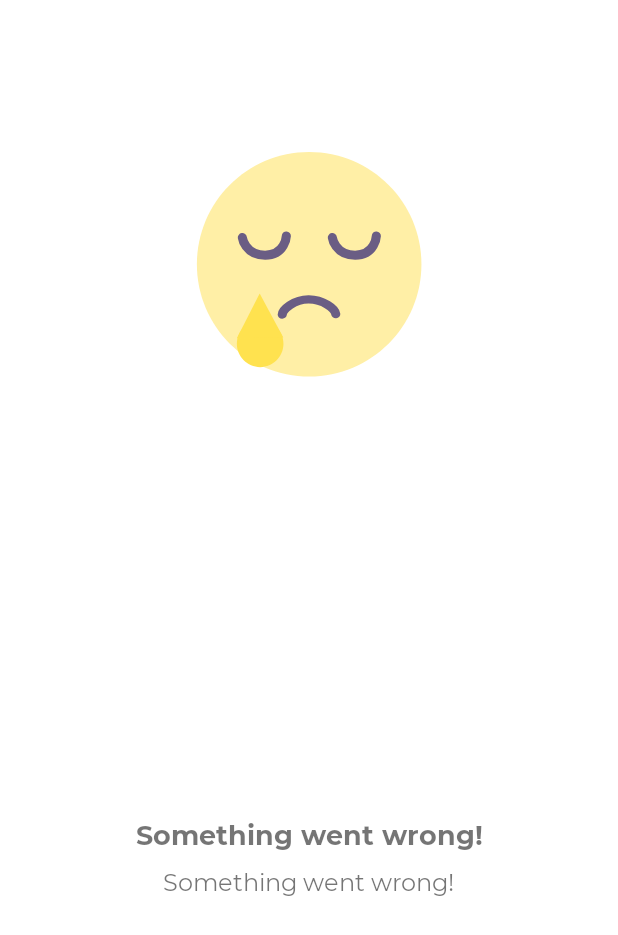
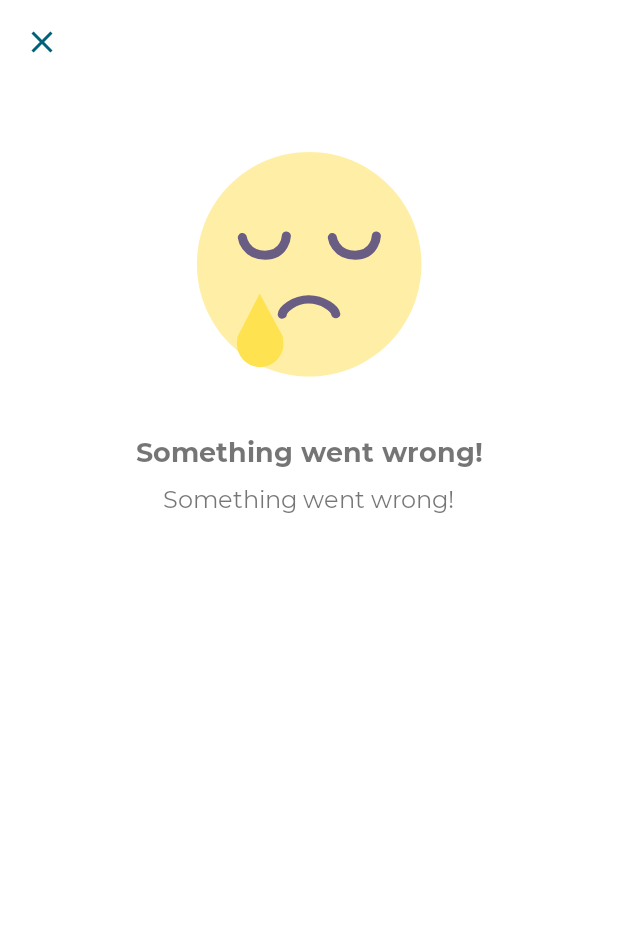
Before and after one commit to pedrodimoura/mini-money-box, an Android app: the layout fragment_error.xml on its own in the app's theme, with its tools: preview values and no code run, on a phone screen of 412 x 824 dp. Shown: the top 935 px of the screen. Run offline under Robolectric (Android 15) with nearby library versions, the phone set to English and light mode, and no system bars; network calls fail.

Commit message:
Changing error fragment to Error BottomSheetDialogFragment

```diff
--- /dev/null
+++ b/app/src/main/res/drawable/ic_close_aqua.xml
@@ -0,0 +1,10 @@
+<vector xmlns:android="http://schemas.android.com/apk/res/android"
+    android:width="24dp"
+    android:height="24dp"
+    android:tint="@color/aqua_dark_100"
+    android:viewportWidth="24"
+    android:viewportHeight="24">
+    <path
+        android:fillColor="@color/aqua_dark_100"
+        android:pathData="M19,6.41L17.59,5 12,10.59 6.41,5 5,6.41 10.59,12 5,17.59 6.41,19 12,13.41 17.59,19 19,17.59 13.41,12z" />
+</vector>
--- a/app/src/main/res/layout/fragment_error.xml
+++ b/app/src/main/res/layout/fragment_error.xml
@@ -4,6 +4,19 @@
     xmlns:tools="http://schemas.android.com/tools"
     android:layout_width="match_parent"
     android:layout_height="match_parent">
+
+    <androidx.appcompat.widget.AppCompatImageView
+        android:id="@+id/backImageButton"
+        android:layout_width="wrap_content"
+        android:layout_height="wrap_content"
+        android:layout_marginStart="@dimen/margin_default"
+        android:layout_marginTop="@dimen/margin_default"
+        android:background="?selectableItemBackgroundBorderless"
+        android:clickable="true"
+        android:focusable="true"
+        android:src="@drawable/ic_close_aqua"
+        app:layout_constraintStart_toStartOf="parent"
+        app:layout_constraintTop_toTopOf="parent" />
 
     <com.airbnb.lottie.LottieAnimationView
         android:id="@+id/failureAnimation"
@@ -15,8 +28,8 @@
         app:layout_constraintTop_toTopOf="parent"
         app:lottie_autoPlay="true"
         app:lottie_fileName="@string/lottie_failure"
-        app:lottie_loop="true"
-        app:lottie_scale="1"/>
+        app:lottie_loop="false"
+        app:lottie_scale="1" />
 
     <TextView
         android:id="@+id/errorTitleTextView"
@@ -25,7 +38,6 @@
         android:layout_height="wrap_content"
         android:text="@string/error_feature_title"
         android:textSize="@dimen/textSize_18"
-        app:layout_constraintBottom_toBottomOf="parent"
         app:layout_constraintEnd_toEndOf="parent"
         app:layout_constraintStart_toStartOf="parent"
         app:layout_constraintTop_toBottomOf="@id/failureAnimation" />
```
Also changed, not shown: app/src/main/java/com/example/minimoneybox/common/presentation/fragment/ErrorFragment.kt (deleted, +0 -27 lines), app/src/main/java/com/example/minimoneybox/features/account/presentation/fragment/AccountFragment.kt (+5 -4 lines), app/src/main/java/com/example/minimoneybox/features/account/presentation/fragment/ProductDetailsFragment.kt (+4 -3 lines), app/src/main/java/com/example/minimoneybox/features/login/presentation/fragment/LoginFragment.kt (+9 -4 lines), app/src/main/java/com/example/minimoneybox/ui/ErrorBottomSheet.kt (added, +99 -0 lines), app/src/main/res/drawable/ic_arrow_back_aqua.xml (added, +10 -0 lines), app/src/main/res/drawable/moneybox_bottom_sheet_shape.xml (added, +7 -0 lines), app/src/main/res/navigation/account_nav_graph.xml (+0 -16 lines), app/src/main/res/navigation/login_nav_graph.xml (+0 -13 lines), app/src/main/res/values/styles.xml (+9 -0 lines).
